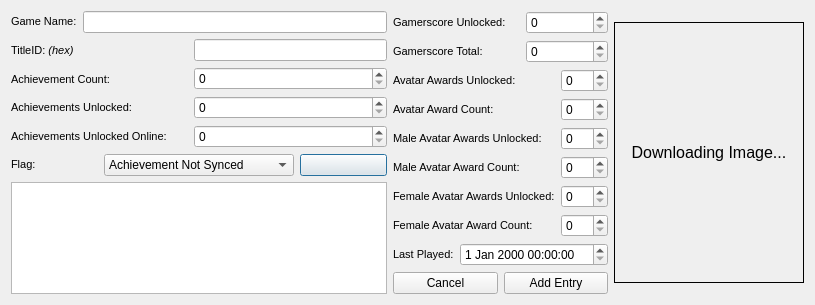
The window that XDBF/titleinjectordialog.ui (hetelek/XDBF-Manager) describes before a commit, drawn with Qt 5.
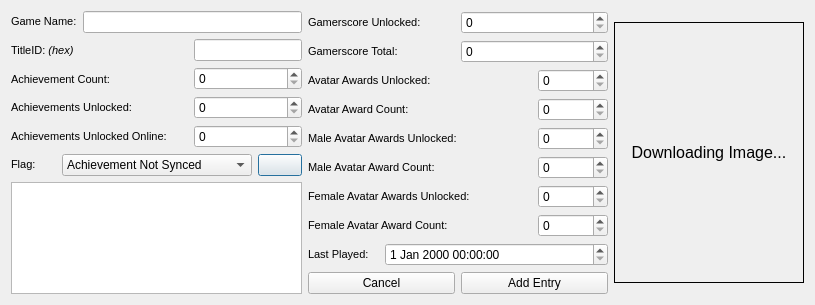
The same window after the commit. Icons and pictures are not drawn.

Diff of the .ui file:
```diff
--- a/XDBF/titleinjectordialog.ui
+++ b/XDBF/titleinjectordialog.ui
@@ -18,7 +18,7 @@
   <property name="windowTitle">
    <string>Title Adder Dialog</string>
   </property>
-  <layout class="QHBoxLayout" name="horizontalLayout_3">
+  <layout class="QHBoxLayout" name="horizontalLayout_3" stretch="0,5,0">
    <item>
     <layout class="QVBoxLayout" name="verticalLayout_4">
      <item>
```
